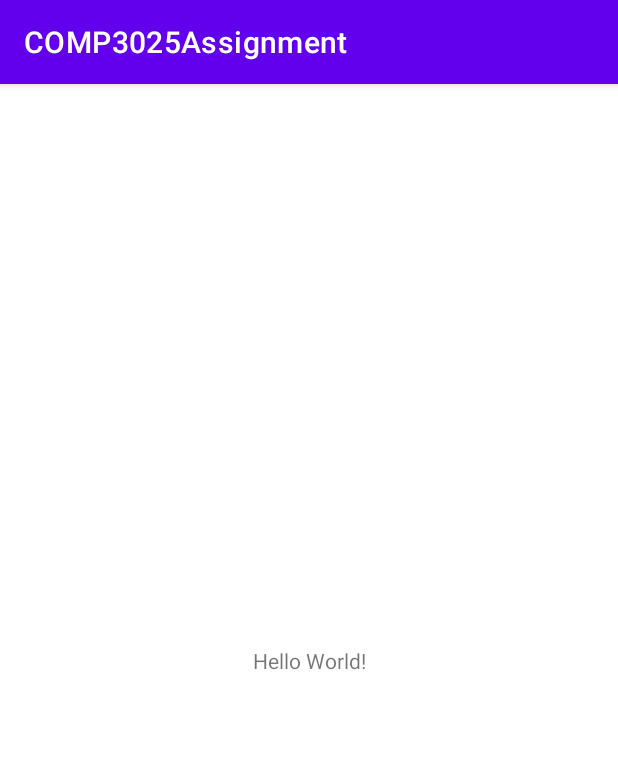
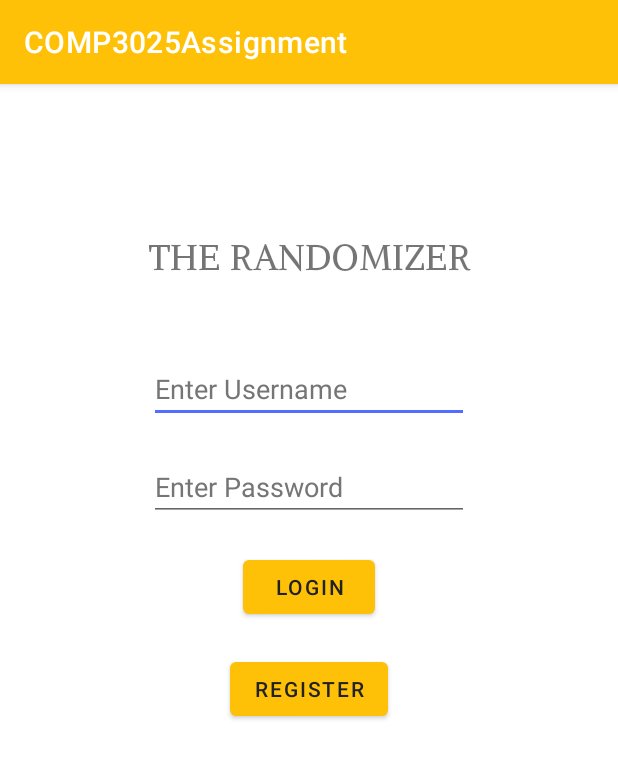
Before and after one commit to alexblom89/COMP3025-Randomizer, an Android app: the screen it shows after launch (MainActivity), on a phone screen of 412 x 824 dp. Shown: the top 759 px of the screen. Run offline under Robolectric (Android 15) with nearby library versions, the light colour scheme and no system bars.

Commit message:
Add buttons, textfields to login activity (main activity). Add title, change color themes.

```diff
--- a/app/src/main/res/layout/activity_main.xml
+++ b/app/src/main/res/layout/activity_main.xml
@@ -6,13 +6,63 @@
     android:layout_height="match_parent"
     tools:context=".MainActivity">
 
-    <TextView
+    <EditText
+        android:id="@+id/usernameEditText"
         android:layout_width="wrap_content"
         android:layout_height="wrap_content"
-        android:text="Hello World!"
-        app:layout_constraintBottom_toBottomOf="parent"
-        app:layout_constraintLeft_toLeftOf="parent"
-        app:layout_constraintRight_toRightOf="parent"
+        android:ems="10"
+        android:hint="@string/enter_username"
+        android:inputType="textPersonName"
+        android:layout_marginTop="50dp"
+        android:textColorHint="@color/secondary_text"
+        app:layout_constraintEnd_toEndOf="parent"
+        app:layout_constraintStart_toStartOf="parent"
+        app:layout_constraintTop_toBottomOf="@+id/textView" />
+
+    <EditText
+        android:id="@+id/passwordEditText"
+        android:layout_width="wrap_content"
+        android:layout_height="45dp"
+        android:layout_marginTop="@dimen/loginActivityMargin"
+        android:ems="10"
+        android:hint="@string/enter_password"
+        android:inputType="textPassword"
+        android:textColorHint="@color/secondary_text"
+        app:layout_constraintEnd_toEndOf="parent"
+        app:layout_constraintStart_toStartOf="parent"
+        app:layout_constraintTop_toBottomOf="@id/usernameEditText" />
+
+    <Button
+        android:id="@+id/loginButton"
+        android:layout_width="wrap_content"
+        android:layout_height="wrap_content"
+        android:layout_marginTop="@dimen/loginActivityMargin"
+        android:text="@string/login"
+        android:textColorHint="@color/secondary_text"
+        app:layout_constraintEnd_toEndOf="parent"
+        app:layout_constraintStart_toStartOf="parent"
+        app:layout_constraintTop_toBottomOf="@id/passwordEditText" />
+
+    <Button
+        android:id="@+id/registerButton"
+        android:layout_width="wrap_content"
+        android:layout_height="wrap_content"
+        android:layout_marginTop="@dimen/loginActivityMargin"
+        android:text="@string/register"
+        android:textColorHint="@color/secondary_text"
+        app:layout_constraintEnd_toEndOf="parent"
+        app:layout_constraintStart_toStartOf="parent"
+        app:layout_constraintTop_toBottomOf="@id/loginButton" />
+
+    <TextView
+        android:id="@+id/textView"
+        android:layout_width="wrap_content"
+        android:layout_height="wrap_content"
+        android:layout_marginTop="100dp"
+        android:fontFamily="@font/alike"
+        android:text="@string/the_randomizer"
+        android:textSize="24sp"
+        app:layout_constraintEnd_toEndOf="parent"
+        app:layout_constraintStart_toStartOf="parent"
         app:layout_constraintTop_toTopOf="parent" />
-
 </androidx.constraintlayout.widget.ConstraintLayout>
--- a/app/src/main/res/values/colors.xml
+++ b/app/src/main/res/values/colors.xml
@@ -7,4 +7,12 @@
     <color name="teal_700">#FF018786</color>
     <color name="black">#FF000000</color>
     <color name="white">#FFFFFFFF</color>
+    <color name="primary">#FFC107</color>
+    <color name="primary_dark">#FFA000</color>
+    <color name="primary_light">#FFECB3</color>
+    <color name="accent">#536DFE</color>
+    <color name="primary_text">#212121</color>
+    <color name="secondary_text">#757575</color>
+    <color name="icons">#212121</color>
+    <color name="divider">#BDBDBD</color>
 </resources>
--- /dev/null
+++ b/app/src/main/res/values/dimens.xml
@@ -0,0 +1,4 @@
+<?xml version="1.0" encoding="utf-8"?>
+<resources>
+    <dimen name="loginActivityMargin">20dp</dimen>
+</resources>
--- a/app/src/main/res/values/strings.xml
+++ b/app/src/main/res/values/strings.xml
@@ -1,3 +1,8 @@
 <resources>
     <string name="app_name">COMP3025Assignment</string>
+    <string name="enter_username">Enter Username</string>
+    <string name="enter_password">Enter Password</string>
+    <string name="login">Login</string>
+    <string name="register">Register</string>
+    <string name="the_randomizer">THE RANDOMIZER</string>
 </resources>
--- a/app/src/main/res/values/themes.xml
+++ b/app/src/main/res/values/themes.xml
@@ -2,13 +2,13 @@
     <!-- Base application theme. -->
     <style name="Theme.COMP3025Assignment" parent="Theme.MaterialComponents.DayNight.DarkActionBar">
         <!-- Primary brand color. -->
-        <item name="colorPrimary">@color/purple_500</item>
-        <item name="colorPrimaryVariant">@color/purple_700</item>
-        <item name="colorOnPrimary">@color/white</item>
+        <item name="colorPrimary">@color/primary</item>
+        <item name="colorPrimaryVariant">@color/primary_dark</item>
+        <item name="colorOnPrimary">@color/primary_text</item>
         <!-- Secondary brand color. -->
-        <item name="colorSecondary">@color/teal_200</item>
-        <item name="colorSecondaryVariant">@color/teal_700</item>
-        <item name="colorOnSecondary">@color/black</item>
+        <item name="colorSecondary">@color/accent</item>
+        <item name="colorSecondaryVariant">@color/primary_light</item>
+        <item name="colorOnSecondary">@color/primary_text</item>
         <!-- Status bar color. -->
         <item name="android:statusBarColor" tools:targetApi="l">?attr/colorPrimaryVariant</item>
         <!-- Customize your theme here. -->
```
Also changed, not shown: app/src/main/res/font/alike.ttf (added).
